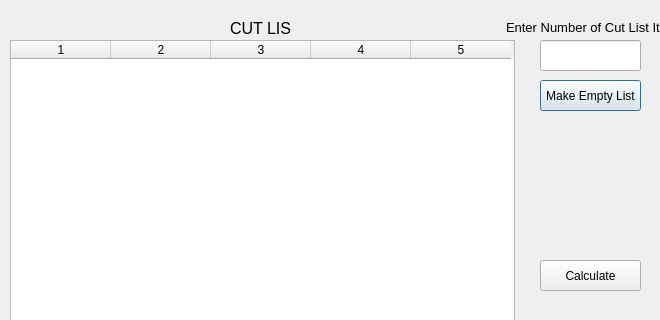
EtoDrowsy/CS499, file cutlistdialog.ui: the form before one commit; both pictures show x 0 to 660 and y 0 to 320 of the 1200 by 600 pixel window.
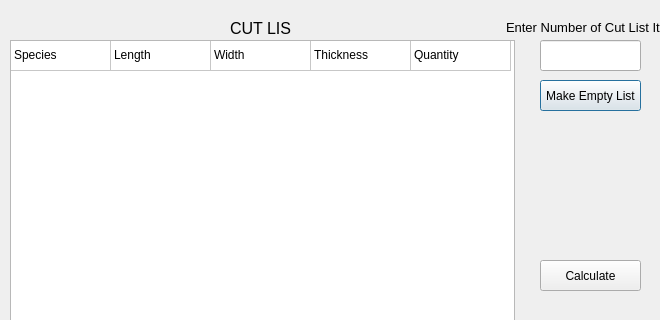
The form after the commit.

Commit message: Row Creation in Cut List UI

What changed in the file:
```diff
--- a/cutlistdialog.ui
+++ b/cutlistdialog.ui
@@ -41,14 +41,58 @@
    <property name="locale">
     <locale language="English" country="UnitedStates"/>
    </property>
+   <property name="showGrid">
+    <bool>true</bool>
+   </property>
+   <property name="rowCount">
+    <number>1</number>
+   </property>
    <property name="columnCount">
     <number>5</number>
    </property>
+   <attribute name="horizontalHeaderVisible">
+    <bool>false</bool>
+   </attribute>
+   <attribute name="verticalHeaderVisible">
+    <bool>false</bool>
+   </attribute>
+   <attribute name="verticalHeaderHighlightSections">
+    <bool>true</bool>
+   </attribute>
+   <row/>
    <column/>
    <column/>
    <column/>
    <column/>
    <column/>
+   <item row="0" column="0">
+    <property name="text">
+     <string>Species</string>
+    </property>
+    <property name="flags">
+     <set>ItemIsSelectable|ItemIsEditable|ItemIsEnabled</set>
+    </property>
+   </item>
+   <item row="0" column="1">
+    <property name="text">
+     <string>Length</string>
+    </property>
+   </item>
+   <item row="0" column="2">
+    <property name="text">
+     <string>Width</string>
+    </property>
+   </item>
+   <item row="0" column="3">
+    <property name="text">
+     <string>Thickness</string>
+    </property>
+   </item>
+   <item row="0" column="4">
+    <property name="text">
+     <string>Quantity</string>
+    </property>
+   </item>
   </widget>
   <widget class="QPushButton" name="rowsetbutton">
    <property name="geometry">
```
The commit also changes 4 other files.
